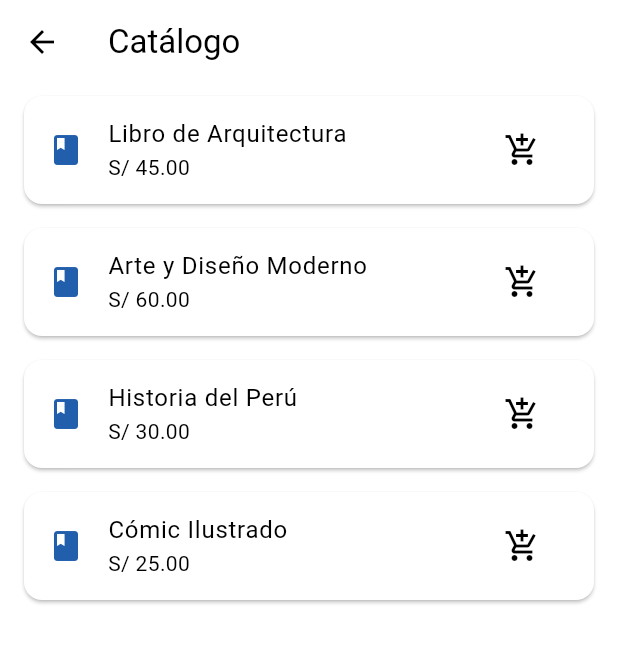
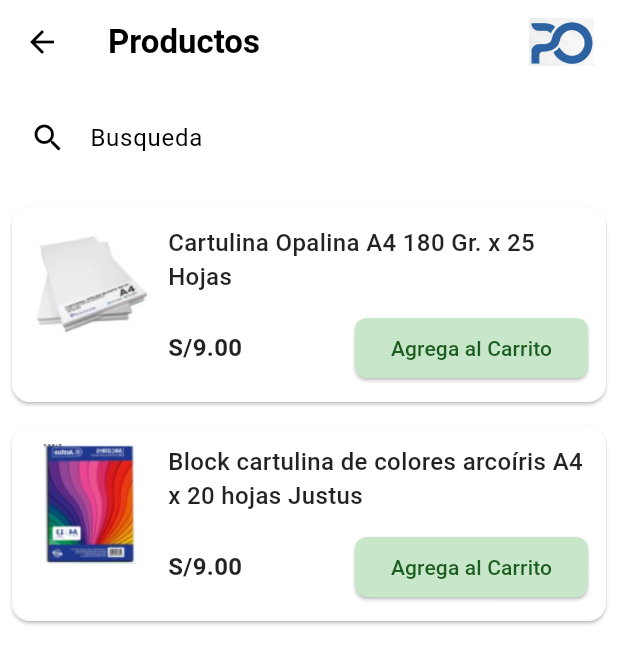
Before and after one commit to jacobianofx/paycar_app, a Flutter app: the CatalogScreen screen opened directly, on a phone screen of 412 x 824 dp. Shown: the top 664 px of the screen. Run offline on Flutter 3.47's test engine with Material 3 defaults, Android fonts, the phone set to English and light mode, and no system bars.

Commit message:
Maqueta de Catalogo completa

```diff
--- a/lib/presentation/screens/catalog_screen.dart
+++ b/lib/presentation/screens/catalog_screen.dart
@@ -6,33 +6,117 @@ class CatalogScreen extends StatelessWidget {
   @override
   Widget build(BuildContext context) {
     final List<Map<String, String>> products = [
-      {'title': 'Libro de Arquitectura', 'price': 'S/ 45.00'},
-      {'title': 'Arte y Diseño Moderno', 'price': 'S/ 60.00'},
-      {'title': 'Historia del Perú', 'price': 'S/ 30.00'},
-      {'title': 'Cómic Ilustrado', 'price': 'S/ 25.00'},
+      {
+        'title': 'Cartulina Opalina A4 180 Gr. x 25 Hojas',
+        'price': 'S/9.00',
+        'image': 'lib/assets/opalina.png',
+      },
+      {
+        'title': 'Block cartulina de colores arcoíris A4 x 20 hojas Justus',
+        'price': 'S/9.00',
+        'image': 'lib/assets/arcoiris.png',
+      },
     ];
 
     return Scaffold(
-      appBar: AppBar(title: const Text('Catálogo')),
-      body: ListView.builder(
-        itemCount: products.length,
-        itemBuilder: (context, index) {
-          final product = products[index];
-          return Card(
-            margin: const EdgeInsets.symmetric(horizontal: 16, vertical: 8),
-            child: ListTile(
-              leading: const Icon(Icons.book, color: Color(0xFF215EAB)),
-              title: Text(product['title']!),
-              subtitle: Text(product['price']!),
-              trailing: IconButton(
-                icon: const Icon(Icons.add_shopping_cart),
-                onPressed: () {
-                  // Aquí podrías añadir lógica para agregar al carrito
+      appBar: AppBar(
+        title: const Text(
+          'Productos',
+          style: TextStyle(fontWeight: FontWeight.bold),
+        ),
+        actions: [
+          Padding(
+            padding: const EdgeInsets.only(right: 16.0),
+            child: Image.asset('lib/assets/icon.png', height: 32),
+          ),
+        ],
+      ),
+      body: Padding(
+        padding: const EdgeInsets.all(8.0),
+        child: Column(
+          children: [
+            TextField(
+              decoration: InputDecoration(
+                hintText: 'Busqueda',
+                prefixIcon: const Icon(Icons.search),
+                border: OutlineInputBorder(
+                  borderRadius: BorderRadius.circular(12),
+                ),
+              ),
+            ),
+            const SizedBox(height: 10),
+            Expanded(
+              child: ListView.builder(
+                itemCount: products.length,
+                itemBuilder: (context, index) {
+                  final product = products[index];
+                  return Card(
+                    margin: const EdgeInsets.symmetric(vertical: 8),
+                    shape: RoundedRectangleBorder(
+                      borderRadius: BorderRadius.circular(12),
+                    ),
+                    child: Padding(
+                      padding: const EdgeInsets.all(12.0),
+                      child: Row(
+                        crossAxisAlignment: CrossAxisAlignment.start,
+                        children: [
+                          Image.asset(
+                            product['image']!,
+                            width: 80,
+                            height: 80,
+                            fit: BoxFit.contain,
+                          ),
+                          const SizedBox(width: 12),
+                          Expanded(
+                            child: Column(
+                              crossAxisAlignment: CrossAxisAlignment.start,
+                              children: [
+                                Text(
+                                  product['title']!,
+                                  style: const TextStyle(
+                                    fontSize: 16,
+                                    fontWeight: FontWeight.w500,
+                                  ),
+                                ),
+                                const SizedBox(height: 12),
+                                Row(
+                                  mainAxisAlignment:
+                                      MainAxisAlignment.spaceBetween,
+                                  children: [
+                                    Text(
+                                      product['price']!,
+                                      style: const TextStyle(
+                                        fontSize: 16,
+                                        fontWeight: FontWeight.bold,
+                                      ),
+                                    ),
+                                    ElevatedButton(
+                                      style: ElevatedButton.styleFrom(
+                                        backgroundColor: Colors.green[100],
+                                        foregroundColor: Colors.green[900],
+                                        shape: RoundedRectangleBorder(
+                                          borderRadius: BorderRadius.circular(
+                                            8,
+                                          ),
+                                        ),
+                                      ),
+                                      onPressed: () {},
+                                      child: const Text('Agrega al Carrito'),
+                                    ),
+                                  ],
+                                ),
+                              ],
+                            ),
+                          ),
+                        ],
+                      ),
+                    ),
+                  );
                 },
               ),
             ),
-          );
-        },
+          ],
+        ),
       ),
     );
   }
--- a/pubspec.yaml
+++ b/pubspec.yaml
@@ -90,3 +90,5 @@ flutter:
   assets:
     - lib/assets/logo.png
     - lib/assets/icon.png
+    - lib/assets/arcoiris.png
+    - lib/assets/opalina.png
```
Also changed, not shown: lib/assets/arcoiris.png (added), lib/assets/opalina.png (added).
